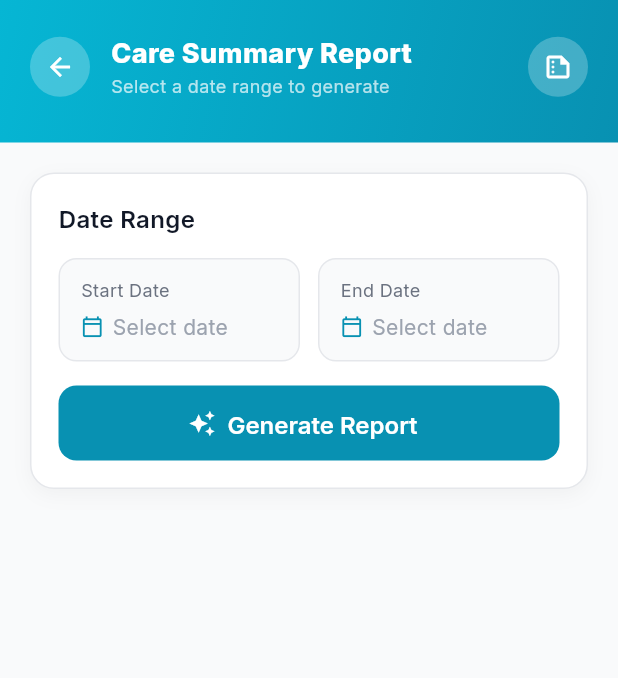
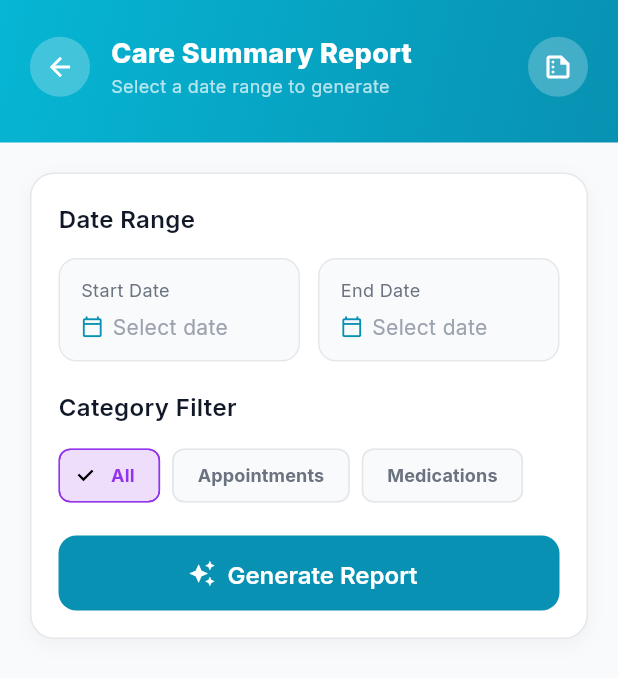
Before and after one commit to fatemaj6/MobileApplicationProject_Shiftrs, a Flutter app: the CareReportScreen screen opened by its route, on a phone screen of 412 x 824 dp. Shown: the top 678 px of the screen. Run offline on Flutter 3.47's test engine with Material 3 defaults, Android fonts, the phone set to English and light mode, and no system bars; our stand-ins replace cloud_firestore, firebase_auth, firebase_core, firebase_messaging, firebase_storage, flutter_local_notifications and 6 more; missing offline and left inert: googleapis; accounts and stored records are empty.

Commit message:
Implement SMAP-35 care report category filter

```diff
--- a/lib/features/care_reports/controllers/care_report_controller.dart
+++ b/lib/features/care_reports/controllers/care_report_controller.dart
@@ -33,6 +33,7 @@ class CareReportController extends ChangeNotifier {
   required DateTime startDate,
   required DateTime endDate,
   String? linkedCaregiverId,
+  String selectedCategory = 'All',
 }) async {
     if (_uid.isEmpty) {
       errorMessage = 'You must be logged in to generate a report.';
@@ -74,8 +75,13 @@ class CareReportController extends ChangeNotifier {
   startDate: from,
   endDate: to,
   generatedBy: targetId,
-        appointments: appointments,
-        medications: medications,
+  selectedCategory: selectedCategory,
+  appointments: selectedCategory == 'Appointments' || selectedCategory == 'All'
+      ? appointments
+      : [],
+  medications: selectedCategory == 'Medications' || selectedCategory == 'All'
+      ? medications
+      : [],
 );
 
       notifyListeners();
--- a/lib/features/care_reports/models/care_report_model.dart
+++ b/lib/features/care_reports/models/care_report_model.dart
@@ -6,7 +6,8 @@ import '../../../data/model/medication_model.dart';
 class CareReportModel {
   final DateTime startDate;
   final DateTime endDate;
-  final String generatedBy; // caregiverId
+  final String generatedBy;
+  final String selectedCategory;// caregiverId
 
   // Appointments
   final List<AppointmentModel> appointments;
@@ -30,6 +31,7 @@ class CareReportModel {
   required this.startDate,
   required this.endDate,
   required this.generatedBy,
+  required this.selectedCategory,
   required this.appointments,
   required this.medications,
 }) {
--- a/lib/features/care_reports/screens/care_report_screen.dart
+++ b/lib/features/care_reports/screens/care_report_screen.dart
@@ -33,6 +33,13 @@ class _CareReportScreenState extends State<CareReportScreen> {
   DateTime? _endDate;
   bool _reportGenerated = false;
   bool _isPdfLoading = false;
+  String _selectedCategory = 'All';
+
+final List<String> _categories = [
+  'All',
+  'Appointments',
+  'Medications',
+];
 
   // ─── Date pickers ─────────────────────────────────────────────────────────
 
@@ -83,6 +90,7 @@ class _CareReportScreenState extends State<CareReportScreen> {
   startDate: _startDate!,
   endDate: _endDate!,
   linkedCaregiverId: widget.linkedCaregiverId,
+  selectedCategory: _selectedCategory,
 );
     if (mounted) {
       setState(() => _reportGenerated = ok);
@@ -296,7 +304,42 @@ class _CareReportScreenState extends State<CareReportScreen> {
               ),
             ],
           ),
+                    const SizedBox(height: 18),
+
+          Text('Category Filter', style: AppTextStyles.h4),
+          const SizedBox(height: 10),
+
+          Wrap(
+            spacing: 8,
+            runSpacing: 8,
+            children: _categories.map((category) {
+              final isSelected = _selectedCategory == category;
+
+              return ChoiceChip(
+                label: Text(category),
+                selected: isSelected,
+                onSelected: (_) {
+                  setState(() {
+                    _selectedCategory = category;
+                  });
+                },
+                selectedColor: AppColors.purple.withOpacity(0.16),
+                backgroundColor: AppColors.background,
+                side: BorderSide(
+                  color: isSelected ? AppColors.purple : AppColors.border,
+                ),
+                labelStyle: AppTextStyles.bodySm.copyWith(
+                  color: isSelected
+                      ? AppColors.purple
+                      : AppColors.textSecondary,
+                  fontWeight: FontWeight.w700,
+                ),
+              );
+            }).toList(),
+          ),
+
           const SizedBox(height: 16),
+
           SizedBox(
             width: double.infinity,
             height: 50,
@@ -512,9 +555,17 @@ class _ReportView extends StatelessWidget {
           _EmptyReport(),
         ] else ...[
           const SizedBox(height: 20),
+
+if (report.medications.isNotEmpty) ...[
   _MedicationSummarySection(report: report),
   const SizedBox(height: 20),
+],
+
+if (report.appointments.isNotEmpty) ...[
   _AppointmentSummarySection(report: report),
+  const SizedBox(height: 20),
+],
+
 if (report.medications.isNotEmpty) ...[
             const SizedBox(height: 20),
             _MedicationDetailSection(medications: report.medications),
```
Lines whose indentation alone changed are shown as unchanged.
